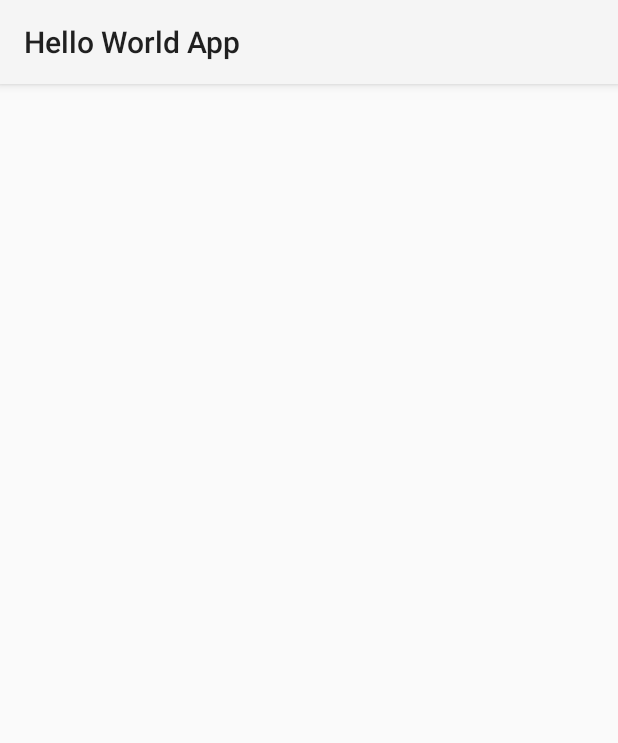
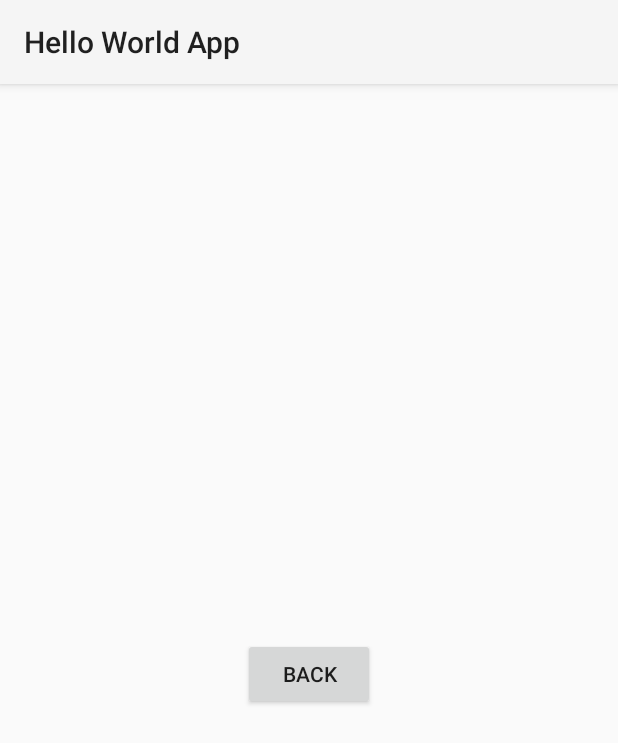
Before and after one commit to bcolaco/java-experiences, an Android app: the DisplayActivity screen opened directly, with no data from a screen before it, on a phone screen of 412 x 824 dp. Shown: the top 743 px of the screen. Run offline under Robolectric (Android 15) with nearby library versions, the phone set to English and light mode, and no system bars.

Commit message:
Added back button.

```diff
--- a/HelloWorldApp/app/src/main/java/com/bcolaco/helloworldapp/DisplayActivity.java
+++ b/HelloWorldApp/app/src/main/java/com/bcolaco/helloworldapp/DisplayActivity.java
@@ -4,6 +4,7 @@ import android.app.*;
 import android.os.*;
 import android.content.*;
 import android.widget.*;
+import android.view.*;
 
 public class DisplayActivity extends Activity
 {
@@ -19,4 +20,8 @@ public class DisplayActivity extends Activity
 		TextView textView = (TextView)findViewById(R.id.display_message);
 		textView.setText(message);
     }
+
+	public void back(View view) {
+		finish();
+	}
 }
--- a/HelloWorldApp/app/src/main/res/layout/activity_display_message.xml
+++ b/HelloWorldApp/app/src/main/res/layout/activity_display_message.xml
@@ -9,4 +9,10 @@
 		android:layout_width="wrap_content"
 		android:layout_height="wrap_content"/>
 
+	<Button
+		android:text="@string/button_back"
+		android:layout_width="wrap_content"
+		android:layout_height="wrap_content"
+		android:onClick="back"/>
+
 </LinearLayout>
--- a/HelloWorldApp/app/src/main/res/values/strings.xml
+++ b/HelloWorldApp/app/src/main/res/values/strings.xml
@@ -4,5 +4,6 @@
     <string name="app_name">Hello World App</string>
     <string name="message">Message</string>
 	<string name="button_submit">Submit</string>
+	<string name="button_back">Back</string>
 
 </resources>
```
Also changed, not shown: 3 other files.
